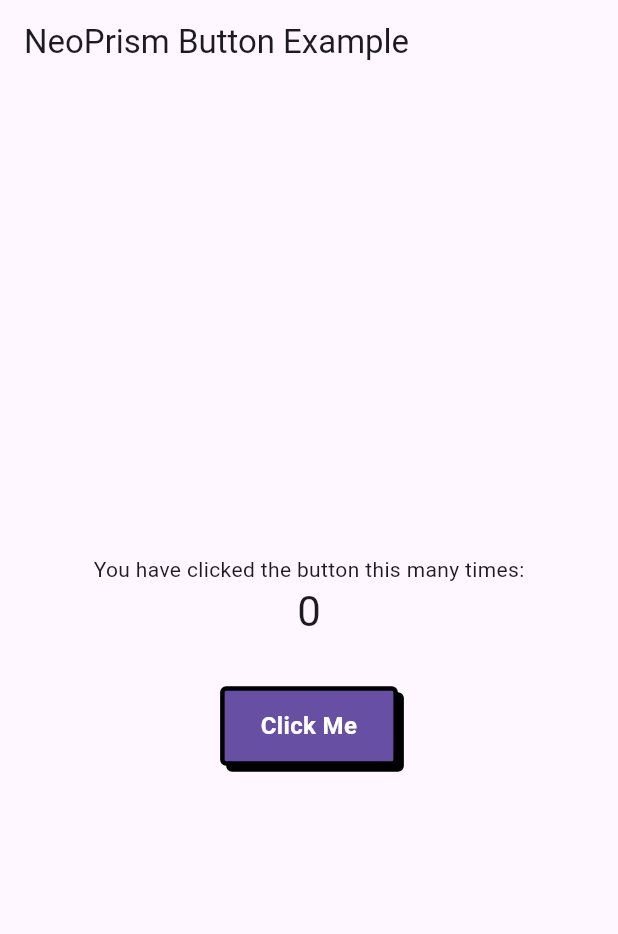
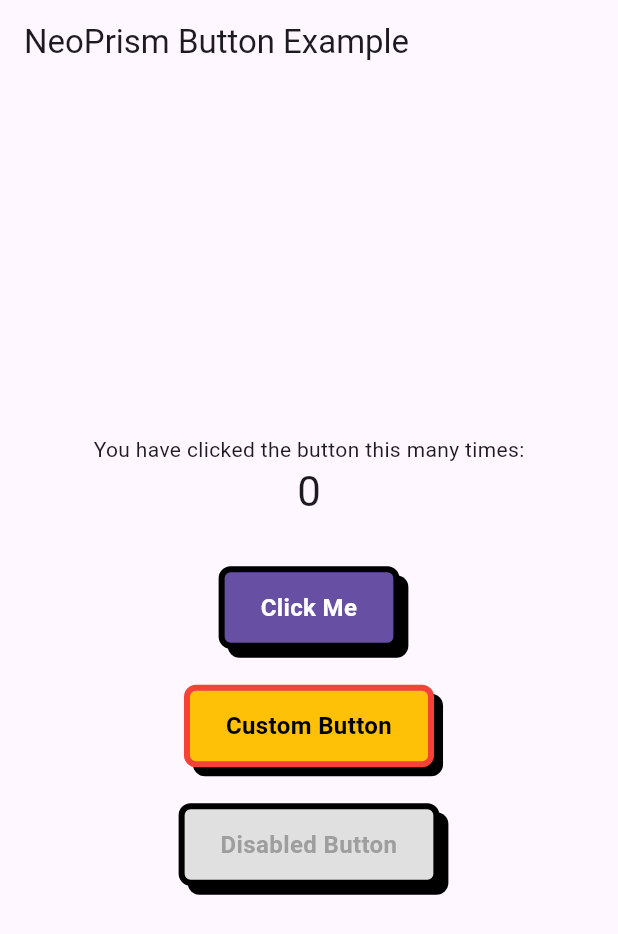
Before and after one commit to NeoPrismLabs/neoprism-core, a Flutter app: the screen it shows after launch, on a phone screen of 412 x 824 dp. Shown: the top 934 px of the screen. Run offline on Flutter 3.47's test engine with Material 3 defaults, Android fonts, the phone set to English and light mode, and no system bars.

```diff
--- a/example/lib/main.dart
+++ b/example/lib/main.dart
@@ -12,8 +12,15 @@ class ExampleApp extends StatelessWidget {
   Widget build(BuildContext context) {
     return MaterialApp(
       title: 'NeoPrism Example',
-      theme:
-          ThemeData.light().copyWith(extensions: [const NeoPrismThemeData()]),
+      theme: ThemeData.light().copyWith(
+        extensions: [
+          const NeoPrismThemeData(
+            borderWidth: 4.0,
+            borderRadius: 8.0,
+            shadowOffset: Offset(6, 6),
+          ),
+        ],
+      ),
       home: const ButtonExampleScreen(),
     );
   }
@@ -58,7 +65,31 @@ class _ButtonExampleScreenState extends State<ButtonExampleScreen> {
               id: 'primary_button',
               label: 'Click Me',
               onPressed: _incrementCounter,
-              )
-            ])));
+            ),
+            const SizedBox(height: 24),
+            // Custom styled button
+            NeoButton(
+              id: 'custom_button',
+              label: 'Custom Button',
+              backgroundColor: Colors.amber,
+              textColor: Colors.black,
+              borderColor: Colors.red,
+              onPressed: () {
+                ScaffoldMessenger.of(context).showSnackBar(
+                  const SnackBar(content: Text('Custom button pressed!')),
+                );
+              },
+            ),
+            const SizedBox(height: 24),
+            // Disabled button
+            const NeoButton(
+              id: 'disabled_button',
+              label: 'Disabled Button',
+              isEnabled: false,
+            ),
+          ],
+        ),
+      ),
+    );
   }
 }
```
Also changed, not shown: 1 other file. Lines whose indentation alone changed are shown as unchanged.
